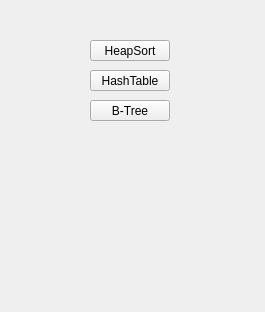
This is mainwindow.ui in dionisiyKD/ADS-Final-Project as Qt 5 draws it before an edit. The edited form follows.
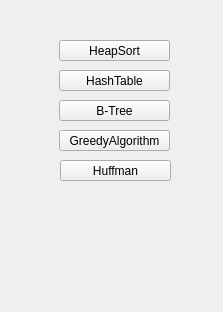
This is the edited form.

Commit message: Added Greedy Algorithm

```diff
--- a/mainwindow.ui
+++ b/mainwindow.ui
@@ -6,7 +6,7 @@
    <rect>
     <x>0</x>
     <y>0</y>
-    <width>265</width>
+    <width>223</width>
     <height>312</height>
    </rect>
   </property>
@@ -17,9 +17,9 @@
    <widget class="QPushButton" name="BTreeButton">
     <property name="geometry">
      <rect>
-      <x>90</x>
+      <x>59</x>
       <y>100</y>
-      <width>80</width>
+      <width>111</width>
       <height>21</height>
      </rect>
     </property>
@@ -30,9 +30,9 @@
    <widget class="QPushButton" name="HashTableButton">
     <property name="geometry">
      <rect>
-      <x>90</x>
+      <x>59</x>
       <y>70</y>
-      <width>80</width>
+      <width>111</width>
       <height>21</height>
      </rect>
     </property>
@@ -43,9 +43,9 @@
    <widget class="QPushButton" name="HeapSortButton">
     <property name="geometry">
      <rect>
-      <x>90</x>
+      <x>59</x>
       <y>40</y>
-      <width>80</width>
+      <width>111</width>
       <height>21</height>
      </rect>
     </property>
@@ -53,6 +53,32 @@
      <string>HeapSort</string>
     </property>
    </widget>
+   <widget class="QPushButton" name="GreedyAlgButton">
+    <property name="geometry">
+     <rect>
+      <x>59</x>
+      <y>130</y>
+      <width>111</width>
+      <height>21</height>
+     </rect>
+    </property>
+    <property name="text">
+     <string>GreedyAlgorithm</string>
+    </property>
+   </widget>
+   <widget class="QPushButton" name="pushButton">
+    <property name="geometry">
+     <rect>
+      <x>60</x>
+      <y>160</y>
+      <width>111</width>
+      <height>21</height>
+     </rect>
+    </property>
+    <property name="text">
+     <string>Huffman</string>
+    </property>
+   </widget>
   </widget>
   <widget class="QMenuBar" name="menubar">
    <property name="geometry">
```
Left out of the diff: 2 changed lines with no effect on the pictures. The commit also changes 9 other files.
